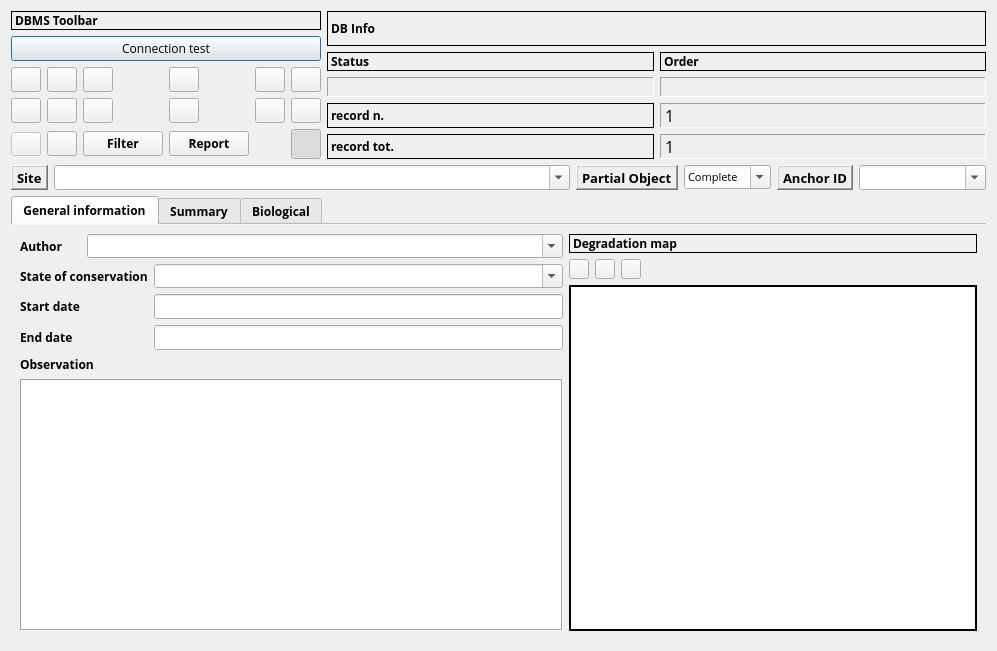
The window that gui/ui/hff_system__ANCHORCON_ui.ui (enzococca/HFF) describes before a commit, drawn with Qt 5.
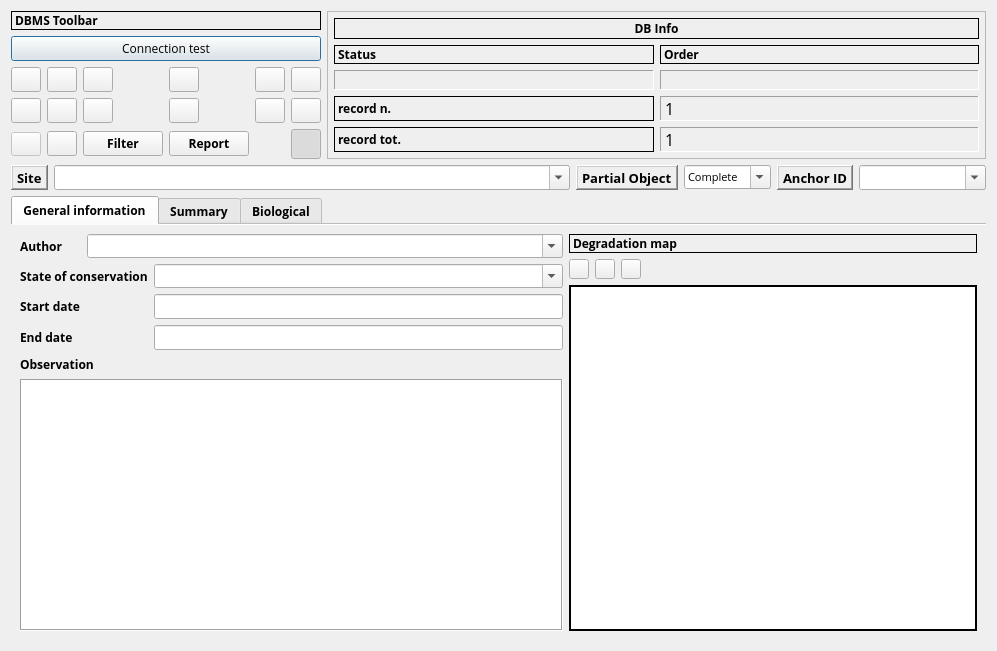
The same window after the commit. Icons and pictures are not drawn. Custom widgets are drawn as their Qt base class.

The edit to the form file:
```diff
--- a/gui/ui/hff_system__ANCHORCON_ui.ui
+++ b/gui/ui/hff_system__ANCHORCON_ui.ui
@@ -71,7 +71,32 @@
       </widget>
      </item>
      <item row="0" column="1" rowspan="3">
+      <widget class="QFrame" name="frame_dbinfo">
+       <property name="sizePolicy">
+        <sizepolicy hsizetype="Preferred" vsizetype="Preferred">
+         <horstretch>0</horstretch>
+         <verstretch>0</verstretch>
+        </sizepolicy>
+       </property>
+       <property name="frameShape">
+        <enum>QFrame::StyledPanel</enum>
+       </property>
+       <property name="frameShadow">
+        <enum>QFrame::Raised</enum>
+       </property>
       <layout class="QGridLayout" name="gridLayout_5">
+        <property name="leftMargin">
+         <number>6</number>
+        </property>
+        <property name="topMargin">
+         <number>6</number>
+        </property>
+        <property name="rightMargin">
+         <number>6</number>
+        </property>
+        <property name="bottomMargin">
+         <number>6</number>
+        </property>
        <item row="0" column="0">
         <widget class="QLabel" name="label_42">
          <property name="font">
@@ -90,6 +115,9 @@
          <property name="text">
           <string>DB Info</string>
          </property>
+          <property name="alignment">
+           <set>Qt::AlignCenter</set>
+          </property>
         </widget>
        </item>
        <item row="2" column="0">
@@ -319,6 +347,7 @@
         </layout>
        </item>
       </layout>
+     </widget>
      </item>
      <item row="1" column="0">
       <widget class="QPushButton" name="pushButton_connect">
```
Lines whose indentation alone changed are shown as unchanged.
